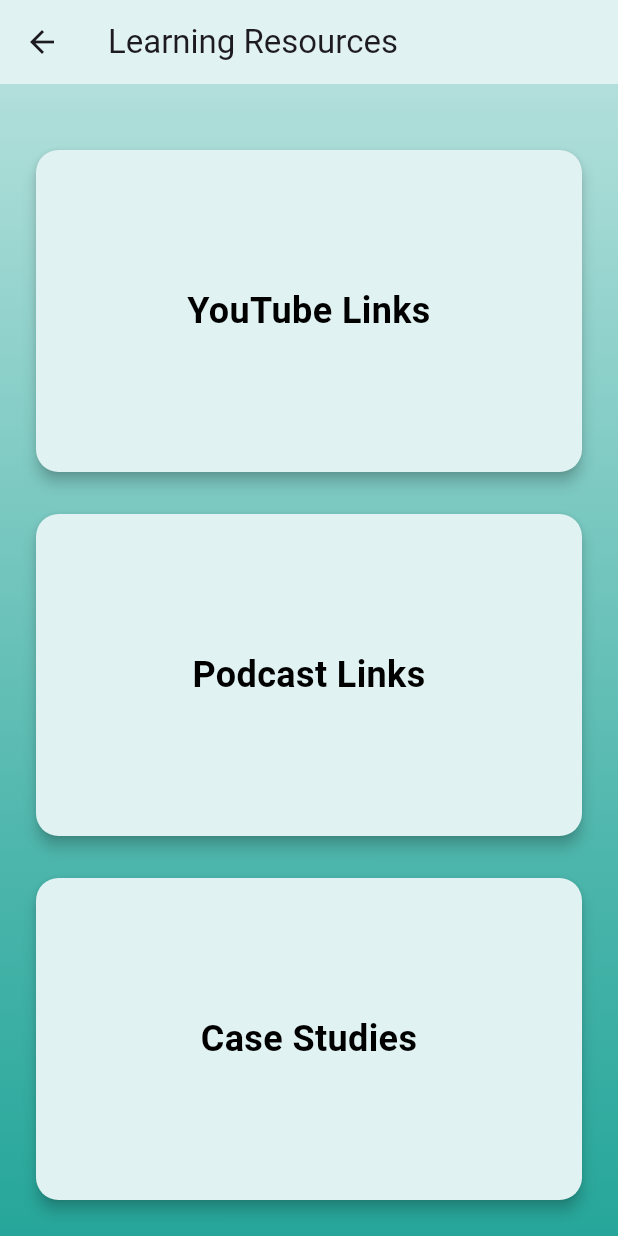
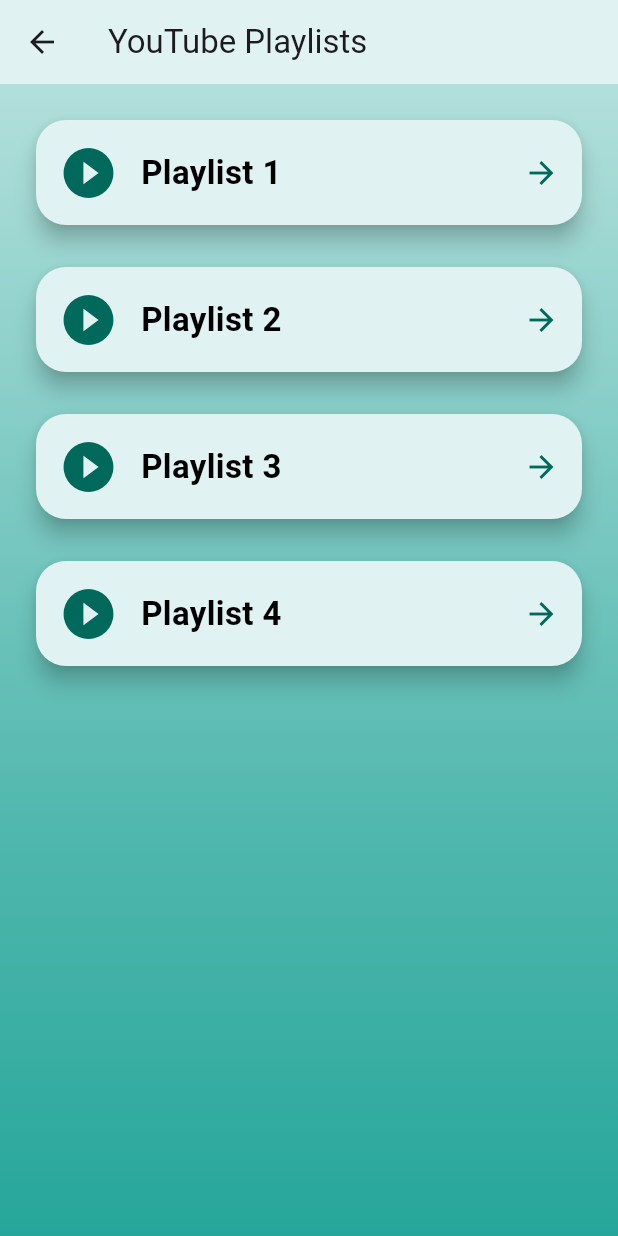
Before and after one commit to Vaish-011/samvidhanarcadehtf, a Flutter app: the LearningResourcesPage screen opened directly, after a tap on "YouTube Links", on a phone screen of 412 x 824 dp. Run offline on Flutter 3.47's test engine with Material 3 defaults, Android fonts, the light colour scheme and no system bars; our stand-ins replace cloud_firestore, firebase_auth, firebase_core, google_sign_in, shared_preferences; accounts and stored records are empty.

Commit message:
added youtube_links_page.dart

```diff
--- /dev/null
+++ b/assets/playlists.json
@@ -0,0 +1,18 @@
+[
+  {
+    "title": "Playlist 1",
+    "url": "https://www.youtube.com/playlist?list=PLDMzCO_MhA2kkhzaJDPnT5RQGprJHRfYP"
+  },
+  {
+    "title": "Playlist 2",
+    "url": "https://www.youtube.com/playlist?list=PLDMzCO_MhA2kkhzaJDPnT5RQGprJHRfYP"
+  },
+  {
+    "title": "Playlist 3",
+    "url": "https://www.youtube.com/playlist?list=PLDMzCO_MhA2kkhzaJDPnT5RQGprJHRfYP"
+  },
+  {
+    "title": "Playlist 4",
+    "url": "https://www.youtube.com/playlist?list=PLDMzCO_MhA2kkhzaJDPnT5RQGprJHRfYP"
+  }
+]
--- a/lib/screens/learning_resources.dart
+++ b/lib/screens/learning_resources.dart
@@ -1,5 +1,6 @@
 import 'package:flutter/material.dart';
-import 'podcast_list_screen.dart';
+import 'youtube_links_page.dart';  // Import the LearningResourcesPage
+import 'podcast_list_screen.dart';  // Import the PodcastListScreen
 
 class LearningResourcesPage extends StatelessWidget {
   @override
@@ -44,14 +45,20 @@
   Widget _buildCard(BuildContext context, String title) {
     return GestureDetector(
       onTap: () {
-        if (title == 'Podcast Links') {
+        if (title == 'YouTube Links') {
+          // Navigate to LearningResourcesPage when YouTube Links card is tapped
+          Navigator.push(
+            context,
+            MaterialPageRoute(builder: (context) => YoutubeLinksPage()),
+          );
+        } else if (title == 'Podcast Links') {
           // Navigate to PodcastListScreen when Podcast Links card is tapped
           Navigator.push(
             context,
             MaterialPageRoute(builder: (context) => PodcastListScreen()),
           );
         } else {
-          // Add other navigation logic if needed for different titles
+          // Add other navigation logic for 'Case Studies' or other cards if needed
         }
       },
       child: Card(
--- /dev/null
+++ b/lib/screens/youtube_links_page.dart
@@ -0,0 +1,119 @@
+import 'package:flutter/material.dart';
+import 'package:url_launcher/url_launcher.dart';
+import 'dart:convert';  // For JSON decoding
+import 'package:flutter/services.dart';  // For loading asset files
+
+class YoutubeLinksPage extends StatefulWidget {
+  @override
+  _YoutubeLinksPageState createState() => _YoutubeLinksPageState();
+}
+
+class _YoutubeLinksPageState extends State<YoutubeLinksPage> {
+  List<Map<String, String>> youtubePlaylists = [];
+
+  // Method to load and parse the JSON file
+  Future<void> loadPlaylists() async {
+    final String response = await rootBundle.loadString('assets/playlists.json');
+    final data = json.decode(response) as List<dynamic>;  // Casting as List<dynamic> first
+    setState(() {
+      youtubePlaylists = data.map((playlist) {
+        return {
+          'title': playlist['title'] as String,  // Ensure that we cast it to String
+          'url': playlist['url'] as String,      // Ensure that we cast it to String
+        };
+      }).toList();
+    });
+  }
+
+  @override
+  void initState() {
+    super.initState();
+    loadPlaylists();  // Load the playlists when the screen initializes
+  }
+
+  @override
+  Widget build(BuildContext context) {
+    return Scaffold(
+      appBar: AppBar(
+        title: Text('YouTube Playlists'),
+        backgroundColor: Color(0xFFE0F2F1), // Light Teal color for AppBar
+        elevation: 0, // Remove shadow for a cleaner look
+      ),
+      body: youtubePlaylists.isEmpty
+          ? Center(child: CircularProgressIndicator())  // Show a loading indicator while data is being loaded
+          : Container(
+        decoration: BoxDecoration(
+          gradient: LinearGradient(
+            begin: Alignment.topCenter,
+            end: Alignment.bottomCenter,
+            colors: [
+              Color(0xFFB2DFDB), // Very Light Teal
+              Color(0xFF80CBC4), // Light Teal
+              Color(0xFF4DB6AC), // Mid Bright Teal
+              Color(0xFF26A69A), // Bright Teal
+            ],
+            stops: [0.0, 0.33, 0.67, 1.0],
+          ),
+        ),
+        child: Padding(
+          padding: const EdgeInsets.all(20.0), // Space from the edges
+          child: ListView.builder(
+            itemCount: youtubePlaylists.length,
+            itemBuilder: (context, index) {
+              final playlist = youtubePlaylists[index];
+              return Column(
+                children: [
+                  _buildPlaylistCard(context, playlist['title']!, playlist['url']!),
+                  SizedBox(height: 20), // Space between cards
+                ],
+              );
+            },
+          ),
+        ),
+      ),
+    );
+  }
+
+  Widget _buildPlaylistCard(BuildContext context, String title, String url) {
+    return GestureDetector(
+      onTap: () async {
+        if (await canLaunch(url)) {
+          await launch(url);
+        } else {
+          throw 'Could not launch $url';
+        }
+      },
+      child: Card(
+        elevation: 6, // Higher elevation for more emphasis
+        shape: RoundedRectangleBorder(
+          borderRadius: BorderRadius.circular(20), // Rounded corners for a modern look
+        ),
+        color: Color(0xFFE0F2F1), // Light Teal color for the card background
+        child: Padding(
+          padding: const EdgeInsets.all(15.0),
+          child: Row(
+            children: [
+              Icon(
+                Icons.play_circle_fill,
+                color: Colors.teal[800],
+                size: 40,
+              ),
+              SizedBox(width: 15),
+              Expanded(
+                child: Text(
+                  title,
+                  style: TextStyle(
+                    fontSize: 22, // Large font size for better readability
+                    fontWeight: FontWeight.bold,
+                    color: Colors.black, // Dark color for text contrast
+                  ),
+                ),
+              ),
+              Icon(Icons.arrow_forward, color: Colors.teal[800]),
+            ],
+          ),
+        ),
+      ),
+    );
+  }
+}
```
